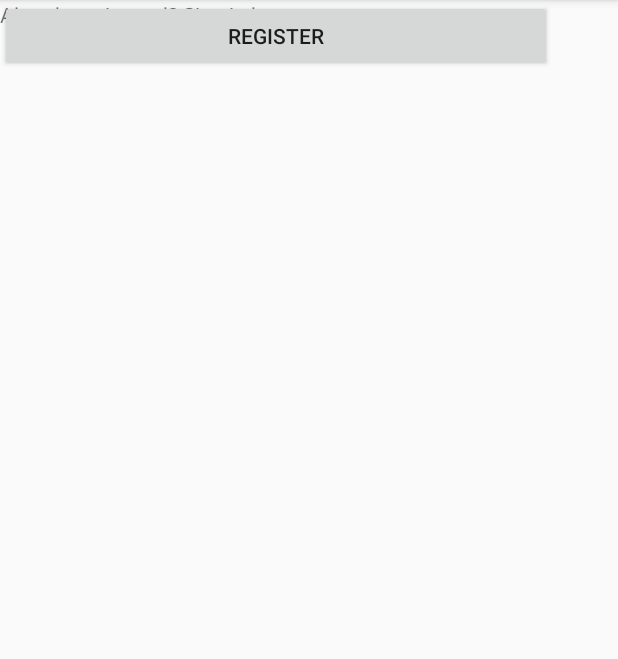
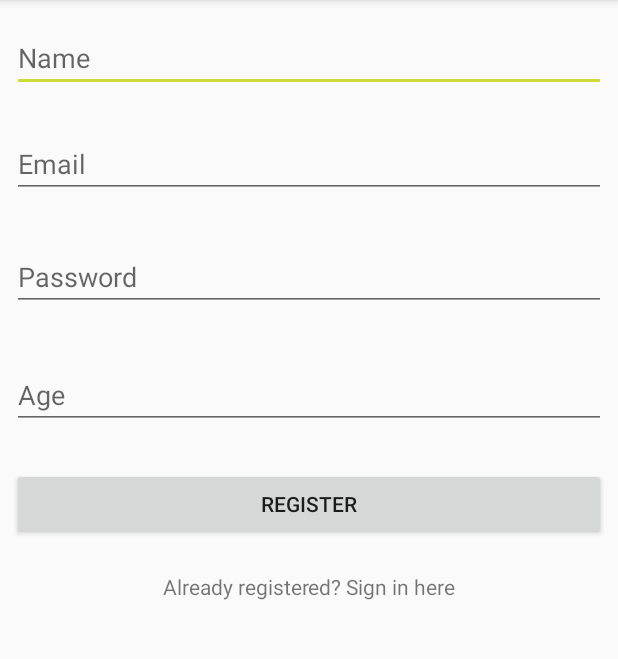
Before and after one commit to dmarkov00/Connect-me, an Android app: the screen it shows after launch (RegisterActivity), on a phone screen of 412 x 824 dp, the part 84-743 px from its top. Run offline under Robolectric (Android 15) with nearby library versions, the phone set to English and light mode, and no system bars; our stand-ins replace Firebase (no records; nobody signed in at launch, a user with empty details on screens opened directly).

Commit message:
fix constraint layout

```diff
--- a/Connect-me/app/src/main/res/layout/activity_register.xml
+++ b/Connect-me/app/src/main/res/layout/activity_register.xml
@@ -8,57 +8,92 @@
 
     <EditText
         android:id="@+id/etName"
-        android:layout_width="368dp"
+        android:layout_width="0dp"
         android:layout_height="wrap_content"
         android:ems="10"
         android:hint="Name"
         android:inputType="textPersonName"
-        tools:layout_editor_absoluteX="8dp"
-        tools:layout_editor_absoluteY="16dp" />
+        tools:layout_constraintTop_creator="1"
+        tools:layout_constraintRight_creator="1"
+        android:layout_marginStart="8dp"
+        android:layout_marginEnd="8dp"
+        app:layout_constraintRight_toRightOf="parent"
+        android:layout_marginTop="16dp"
+        tools:layout_constraintLeft_creator="1"
+        app:layout_constraintLeft_toLeftOf="parent"
+        app:layout_constraintTop_toTopOf="parent" />
 
     <EditText
         android:id="@+id/etEmail"
-        android:layout_width="368dp"
+        android:layout_width="0dp"
         android:layout_height="wrap_content"
         android:ems="10"
         android:hint="Email"
         android:inputType="textPersonName"
-        tools:layout_editor_absoluteX="8dp"
-        tools:layout_editor_absoluteY="84dp" />
+        tools:layout_constraintTop_creator="1"
+        tools:layout_constraintRight_creator="1"
+        android:layout_marginStart="8dp"
+        android:layout_marginEnd="8dp"
+        app:layout_constraintRight_toRightOf="parent"
+        android:layout_marginTop="25dp"
+        app:layout_constraintTop_toBottomOf="@+id/etName"
+        tools:layout_constraintLeft_creator="1"
+        app:layout_constraintLeft_toLeftOf="parent" />
 
     <EditText
         android:id="@+id/etPassword"
-        android:layout_width="368dp"
+        android:layout_width="0dp"
         android:layout_height="wrap_content"
         android:ems="10"
         android:hint="Password"
         android:inputType="textPassword"
-        tools:layout_editor_absoluteX="8dp"
-        tools:layout_editor_absoluteY="157dp" />
+        tools:layout_constraintTop_creator="1"
+        tools:layout_constraintRight_creator="1"
+        app:layout_constraintRight_toRightOf="@+id/etEmail"
+        android:layout_marginTop="30dp"
+        app:layout_constraintTop_toBottomOf="@+id/etEmail"
+        tools:layout_constraintLeft_creator="1"
+        app:layout_constraintLeft_toLeftOf="@+id/etEmail" />
 
     <EditText
         android:id="@+id/etAge"
-        android:layout_width="368dp"
+        android:layout_width="0dp"
         android:layout_height="wrap_content"
         android:ems="10"
         android:hint="Age"
         android:inputType="number"
-        tools:layout_editor_absoluteX="8dp"
-        tools:layout_editor_absoluteY="233dp" />
+        tools:layout_constraintTop_creator="1"
+        tools:layout_constraintRight_creator="1"
+        app:layout_constraintRight_toRightOf="@+id/etPassword"
+        android:layout_marginTop="33dp"
+        app:layout_constraintTop_toBottomOf="@+id/etPassword"
+        tools:layout_constraintLeft_creator="1"
+        app:layout_constraintLeft_toLeftOf="@+id/etPassword" />
 
     <Button
         android:id="@+id/bRegister"
-        android:layout_width="368dp"
+        android:layout_width="0dp"
         android:layout_height="wrap_content"
         android:text="Register"
-        tools:layout_editor_absoluteX="8dp"
-        tools:layout_editor_absoluteY="302dp" />
+        tools:layout_constraintTop_creator="1"
+        tools:layout_constraintRight_creator="1"
+        app:layout_constraintRight_toRightOf="@+id/etAge"
+        android:layout_marginTop="26dp"
+        app:layout_constraintTop_toBottomOf="@+id/etAge"
+        tools:layout_constraintLeft_creator="1"
+        app:layout_constraintLeft_toLeftOf="@+id/etAge" />
+
 
     <TextView
         android:id="@+id/tvSignIn"
         android:layout_width="wrap_content"
         android:layout_height="wrap_content"
         android:text="Already registered? Sign in here"
-        tools:layout_editor_absoluteX="95dp"
-        tools:layout_editor_absoluteY="371dp" />
+        tools:layout_constraintTop_creator="1"
+        tools:layout_constraintRight_creator="1"
+        app:layout_constraintRight_toRightOf="parent"
+        android:layout_marginTop="21dp"
+        app:layout_constraintTop_toBottomOf="@+id/bRegister"
+        tools:layout_constraintLeft_creator="1"
+        app:layout_constraintLeft_toLeftOf="parent" />
 </android.support.constraint.ConstraintLayout>
```
Also changed, not shown: Connect-me/app/src/main/res/layout/activity_login.xml (+35 -11 lines).
